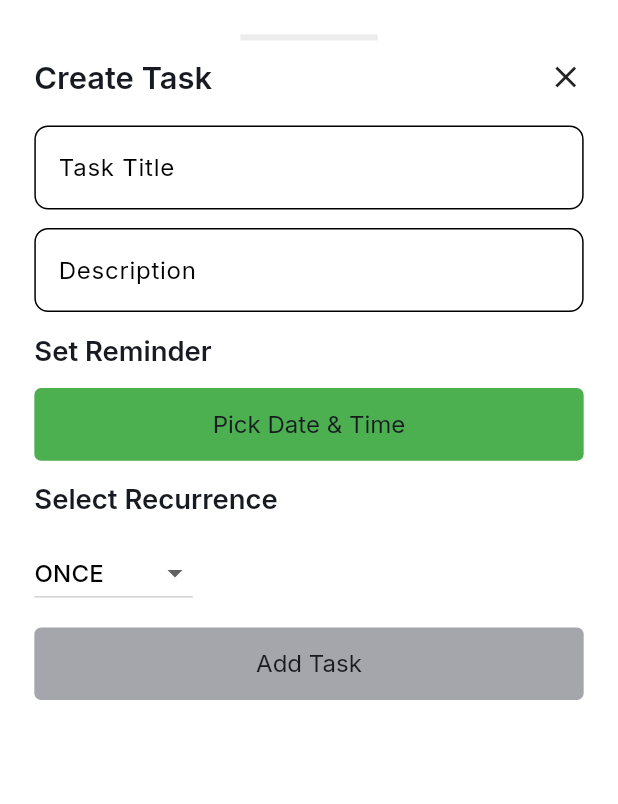
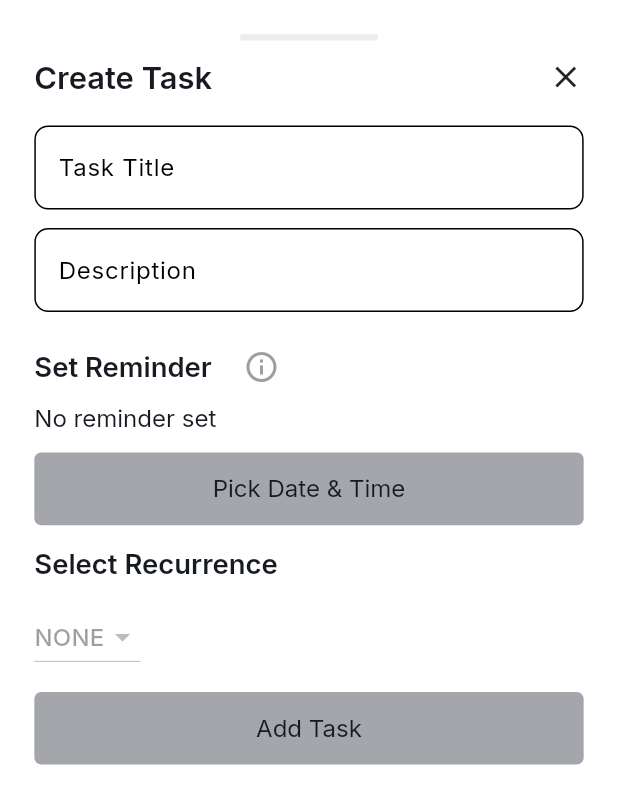
Before and after one commit to shubhamshree2001/turnotask, a Flutter app: the CreateTaskBottomSheet widget shown alone on an empty page, opened directly, on a phone screen of 412 x 824 dp. Shown: the top 804 px of the screen. Run offline on Flutter 3.47's test engine with Material 3 defaults, Android fonts, the phone set to English and light mode, and no system bars; our stand-ins replace bloc, copy_with_extension, equatable, flutter_bloc, flutter_screenutil, flutter_svg and 6 more; accounts and stored records are empty.

Commit message:
ui modification

```diff
--- a/lib/data/cache/task_cache_manager.dart
+++ b/lib/data/cache/task_cache_manager.dart
@@ -70,10 +70,11 @@ class TaskCacheManager {
     final now = DateTime.now();
 
     for (var task in tasks) {
-      if (!task.isCompleted && task.dateTime.isAfter(now)) {
+      final reminderDate = task.dateTime;
+
+      if (reminderDate != null && !task.isCompleted && reminderDate.isAfter(now)) {
         await NotificationHelper.scheduleNotification(task: task);
       }
-      // else skip tasks in the past
     }
   }
 }
--- a/lib/data/theme/app_colours.dart
+++ b/lib/data/theme/app_colours.dart
@@ -1,6 +1,9 @@
 import 'package:flutter/material.dart';
 
 class AppColors {
+  static const Color primaryColor = Color(0xff80D112);
+
+
   static const bgColor = Color(0xffffffff);
   static const colorNeutral50 = Color(0XFFFFFFFF);
   static const colorNeutral100 = Color(0XFFF7F7F7);
@@ -13,29 +16,8 @@ class AppColors {
   static const colorNeutral800 = Color(0XFF31353B);
   static const colorNeutral900 = Color(0xff171B21);
 
-  static const primary50 = Color(0XFFC7DCFC);
-  static const primary100 = Color(0XFF91BAF9);
-  static const primary200 = Color(0XFF5D98F8);
-  static const primary300 = Color(0XFF2E6CEC);
-  static const primary400 = Color(0XFF265BC5);
-  static const primary500 = Color(0XFF004497);
-  static const primary600 = Color(0XFF143676);
-  static const primary700 = Color(0XFF0B244F);
-  static const primary800 = Color(0XFF041227);
-  static const primary900 = Color(0XFF020913);
 
-  static const primaryDark50 = Color(0XFFC7DCFC);
-  static const primaryDark100 = Color(0XFF91BAF9);
-  static const primaryDark200 = Color(0XFF5D98F8);
-  static const primaryDark300 = Color(0XFF2E6CEC);
-  static const primaryDark400 = Color(0XFF265BC5);
-  static const primaryDark500 = Color(0XFF004497);
-  static const primaryDark600 = Color(0XFF143676);
-  static const primaryDark700 = Color(0XFF0B244F);
-  static const primaryDark800 = Color(0XFF041227);
-  static const primaryDark900 = Color(0XFF020913);
-
-  static const bgColorDark = Color(0xff05080F);
+  static const Color backgroundDark = Color(0xff303030);
   static const colorNeutralDark50 = Color(0XFF05080F);
   static const colorNeutralDark100 = Color(0XFF0F131C);
   static const colorNeutralDark200 = Color(0XFF171B22);
--- a/lib/data/theme/app_theme.dart
+++ b/lib/data/theme/app_theme.dart
@@ -5,33 +5,55 @@ import 'package:turnotask/data/theme/app_colours.dart';
 import 'package:turnotask/data/values/text_styles.dart';
 
 class AppTheme {
+  static MaterialColor generateMaterialColor(Color color) {
+    return MaterialColor(
+      color.value,
+      <int, Color>{
+        50: _tintColor(color, 0.9),
+        100: _tintColor(color, 0.8),
+        200: _tintColor(color, 0.6),
+        300: _tintColor(color, 0.4),
+        400: _tintColor(color, 0.2),
+        500: color,
+        600: _shadeColor(color, 0.1),
+        700: _shadeColor(color, 0.2),
+        800: _shadeColor(color, 0.3),
+        900: _shadeColor(color, 0.4),
+      },
+    );
+  }
+
+  static Color _tintColor(Color color, double factor) => Color.fromRGBO(
+    color.red + ((255 - color.red) * factor).round(),
+    color.green + ((255 - color.green) * factor).round(),
+    color.blue + ((255 - color.blue) * factor).round(),
+    1,
+  );
+
+  static Color _shadeColor(Color color, double factor) => Color.fromRGBO(
+    (color.red * (1 - factor)).round(),
+    (color.green * (1 - factor)).round(),
+    (color.blue * (1 - factor)).round(),
+    1,
+  );
+
+
   static final darkTheme = ThemeData(
     fontFamily: 'Inter',
-    primaryColor: AppColors.primaryDark50,
+    primaryColor: AppColors.primaryColor,
     colorScheme: const ColorScheme.dark(
-      primary: AppColors.primaryDark400,
+      primary: AppColors.primaryColor,
       secondary: AppColors.colorNeutralDark300,
-      surface: AppColors.bgColorDark,
+      surface: AppColors.backgroundDark,
       error: Colors.red,
     ),
     primarySwatch:
-        MaterialColor(AppColors.primaryDark400.toARGB32(), const <int, Color>{
-          50: AppColors.primaryDark50,
-          100: AppColors.primaryDark100,
-          200: AppColors.primaryDark200,
-          300: AppColors.primaryDark300,
-          400: AppColors.primaryDark400,
-          500: AppColors.primaryDark500,
-          600: AppColors.primaryDark600,
-          700: AppColors.primaryDark700,
-          800: AppColors.primaryDark800,
-          900: AppColors.primaryDark900,
-        }),
+    generateMaterialColor(AppColors.primaryColor),
     brightness: Brightness.dark,
     textSelectionTheme: const TextSelectionThemeData(
       cursorColor: AppColors.colorNeutralDark700,
-      selectionColor: AppColors.primaryDark100,
-      selectionHandleColor: AppColors.primaryDark300,
+      selectionColor: AppColors.primaryColor,
+      selectionHandleColor: AppColors.primaryColor,
     ),
     useMaterial3: true,
     textTheme: TextTheme(
@@ -42,7 +64,7 @@ class AppTheme {
     ),
     elevatedButtonTheme: ElevatedButtonThemeData(
       style: ElevatedButton.styleFrom(
-        backgroundColor: AppColors.primaryDark400,
+        backgroundColor: AppColors.primaryColor,
         textStyle: TurnoTextStyle.aller14Inter600,
         shape: RoundedRectangleBorder(borderRadius: BorderRadius.circular(4.w)),
       ),
@@ -54,12 +76,12 @@ class AppTheme {
       ),
       focusedBorder: OutlineInputBorder(
         borderRadius: BorderRadius.circular(8.w),
-        borderSide: const BorderSide(color: AppColors.primaryDark100),
+        borderSide: const BorderSide(color: AppColors.primaryColor),
       ),
     ),
-    scaffoldBackgroundColor: AppColors.bgColorDark,
+    scaffoldBackgroundColor: AppColors.backgroundDark,
     appBarTheme: AppBarTheme(
-      backgroundColor: AppColors.bgColorDark,
+      backgroundColor: AppColors.primaryColor.withOpacity(0.4),
       titleTextStyle: TurnoTextStyle.aller18Inter600,
       systemOverlayStyle: SystemUiOverlayStyle.light,
       elevation: 0,
@@ -72,31 +94,20 @@ class AppTheme {
 
   static final lightTheme = ThemeData(
     fontFamily: 'Inter',
-    primaryColor: AppColors.primary400,
+    primaryColor: AppColors.primaryColor,
     colorScheme: const ColorScheme.light(
-      primary: AppColors.primary400,
+      primary: AppColors.primaryColor,
       secondary: AppColors.colorNeutral300,
       surface: AppColors.bgColor,
       error: Colors.red,
     ),
     primarySwatch:
-        MaterialColor(AppColors.primary400.toARGB32(), const <int, Color>{
-          50: AppColors.primary50,
-          100: AppColors.primary100,
-          200: AppColors.primary200,
-          300: AppColors.primary300,
-          400: AppColors.primary400,
-          500: AppColors.primary500,
-          600: AppColors.primary600,
-          700: AppColors.primary700,
-          800: AppColors.primary800,
-          900: AppColors.primary900,
-        }),
+    generateMaterialColor(AppColors.primaryColor),
     brightness: Brightness.light,
     textSelectionTheme: const TextSelectionThemeData(
       cursorColor: AppColors.colorNeutral700,
-      selectionColor: AppColors.primary100,
-      selectionHandleColor: AppColors.primary300,
+      selectionColor: AppColors.primaryColor,
+      selectionHandleColor: AppColors.primaryColor,
     ),
     useMaterial3: true,
     textTheme: TextTheme(
@@ -107,7 +118,7 @@ class AppTheme {
     ),
     elevatedButtonTheme: ElevatedButtonThemeData(
       style: ElevatedButton.styleFrom(
-        backgroundColor: AppColors.primary400,
+        backgroundColor: AppColors.primaryColor,
         textStyle: TurnoTextStyle.aller14Inter600,
         shape: RoundedRectangleBorder(borderRadius: BorderRadius.circular(4.w)),
       ),
@@ -119,7 +130,7 @@ class AppTheme {
       ),
       focusedBorder: OutlineInputBorder(
         borderRadius: BorderRadius.circular(8.w),
-        borderSide: const BorderSide(color: AppColors.primary100),
+        borderSide: const BorderSide(color: AppColors.primaryColor),
       ),
     ),
     scaffoldBackgroundColor: AppColors.bgColor,
--- a/lib/modules/home/bloc/home_state.dart
+++ b/lib/modules/home/bloc/home_state.dart
@@ -8,14 +8,18 @@ class HomeState extends Equatable {
   final Recurrence selectedRecurrence;
   final List<Task> allTask;
   final bool hasNotificationPermission;
+  final String? title;
+  final String? desc;
 
   const HomeState({
     this.isLoading = false,
     this.error,
     this.selectedDateTime,
-    this.selectedRecurrence = Recurrence.once,
+    this.selectedRecurrence = Recurrence.none,
     this.allTask = const [],
     this.hasNotificationPermission = false,
+    this.title,
+    this.desc,
   });
 
   @override
@@ -26,5 +30,7 @@ class HomeState extends Equatable {
     selectedRecurrence,
     allTask,
     hasNotificationPermission,
+    title,
+    desc
   ];
 }
--- a/lib/modules/home/model/task_model.dart
+++ b/lib/modules/home/model/task_model.dart
@@ -1,10 +1,10 @@
-enum Recurrence { once, daily, weekly, monthly }
+enum Recurrence { none,once, daily, weekly, monthly }
 
 class Task {
   final int id;
   final String title;
   final String description;
-  final DateTime dateTime;
+  final DateTime? dateTime;
   bool isCompleted;
   DateTime? completionTime;
   final Recurrence recurrence;
@@ -13,9 +13,9 @@ class Task {
     required this.id,
     required this.title,
     required this.description,
-    required this.dateTime,
+    this.dateTime,
     this.isCompleted = false,
     this.completionTime,
-    this.recurrence = Recurrence.once,
+    this.recurrence = Recurrence.none,
   });
 }
--- a/lib/modules/home/ui/screens/splash_screen.dart
+++ b/lib/modules/home/ui/screens/splash_screen.dart
@@ -65,7 +65,7 @@ class _SplashScreenState extends State<SplashScreen> {
     return Scaffold(
       backgroundColor: context.isLightTheme
           ? AppColors.bgColor
-          : AppColors.bgColorDark,
+          : AppColors.backgroundDark,
       body: Center(
         child: Text(
           'TURNO TASK',
--- a/lib/modules/home/ui/widgets/create_task_bottomsheet.dart
+++ b/lib/modules/home/ui/widgets/create_task_bottomsheet.dart
@@ -9,8 +9,10 @@ import 'package:turnotask/data/theme/app_colours.dart';
 import 'package:turnotask/data/theme/app_theme.dart';
 import 'package:turnotask/modules/home/bloc/home_cubit.dart';
 import 'package:turnotask/modules/home/model/task_model.dart';
+import 'package:turnotask/modules/home/ui/widgets/notification_permission_dialogue.dart';
 import 'package:turnotask/modules/home/ui/widgets/primary_cta.dart';
 import 'package:turnotask/widgets/bottom_sheet_mainframe.dart';
+import 'package:turnotask/widgets/kapp_widget.dart';
 
 class CreateTaskBottomSheet extends StatefulWidget {
   const CreateTaskBottomSheet({super.key});
@@ -29,6 +31,11 @@ class _CreateTaskBottomSheetState extends State<CreateTaskBottomSheet> {
     final HomeCubit homeCubit = context.read<HomeCubit>();
     return BlocBuilder<HomeCubit, HomeState>(
       builder: (context, state) {
+        final hasNotificationPermission = state.hasNotificationPermission;
+        final canScheduleReminder =
+            !Platform.isAndroid || hasNotificationPermission;
+
+        final hasReminder = homeCubit.state.selectedDateTime != null;
         return BottomSheetMainFrame(
           label: getSheetTitle(),
           initialChildSize: 0.7,
@@ -42,19 +49,51 @@ class _CreateTaskBottomSheetState extends State<CreateTaskBottomSheet> {
                 Gap(16.h),
                 TextField(
                   controller: homeCubit.titleController,
+                  onChanged: homeCubit.updateTaskTitle,
                   decoration: const InputDecoration(labelText: 'Task Title'),
                 ),
                 Gap(12.h),
                 TextField(
                   controller: homeCubit.descriptionController,
+                  onChanged: homeCubit.updateTaskTitle,
                   decoration: const InputDecoration(labelText: 'Description'),
                 ),
                 Gap(12.h),
+                Row(
+                  mainAxisAlignment: MainAxisAlignment.start,
+                  children: [
                     Text(
-                  homeCubit.state.selectedDateTime == null
-                      ? 'Set Reminder'
-                      : homeCubit.state.selectedDateTime.toString(),
+                      'Set Reminder',
                       style: context.textTheme.labelLarge?.withAdaptiveColor(
+                        context,
+                        lightColor: AppColors.colorNeutral900,
+                        darkColor: AppColors.colorNeutralDark900,
+                      ),
+                    ),
+                    if (!canScheduleReminder)...[
+                      Gap(8.w),
+                      IconButton(
+                        icon: const Icon(Icons.info_outline, color: Colors.grey),
+                        onPressed: () {
+                          kAppShowDialog(
+                            context,
+                            whenComplete: () {},
+                            builder: (dialogContext) {
+                              return NotificationPermissionDialogue(
+                                dialogContext: dialogContext,
+                              );
+                            },
+                          );
+                        },
+                      ),
+                    ]
+                  ],
+                ),
+                Text(
+                  homeCubit.state.selectedDateTime != null
+                      ? homeCubit.state.selectedDateTime.toString()
+                      : 'No reminder set',
+                  style: context.textTheme.bodySmall?.withAdaptiveColor(
                     context,
                     lightColor: AppColors.colorNeutral900,
                     darkColor: AppColors.colorNeutralDark900,
@@ -75,12 +114,20 @@ class _CreateTaskBottomSheetState extends State<CreateTaskBottomSheet> {
                   ),
                 ],
                 Gap(12.h),
+                if (canScheduleReminder) ...[
                   PrimaryCta(
                     onTap: () {
                       _pickDateTime(context, homeCubit);
                     },
                     label: 'Pick Date & Time',
                   ),
+                ] else ...[
+                  PrimaryCta(
+                    isButtonDisable: true,
+                    onTap: () {},
+                    label: 'Pick Date & Time',
+                  ),
+                ],
                 Gap(12.h),
                 Text(
                   'Select Recurrence',
@@ -93,25 +140,28 @@ class _CreateTaskBottomSheetState extends State<CreateTaskBottomSheet> {
                 Gap(12.h),
                 DropdownButton<Recurrence>(
                   value: homeCubit.state.selectedRecurrence,
-                  items: Recurrence.values.map((r) {
+                  items: homeCubit.state.selectedDateTime != null
+                      ? Recurrence.values.where((r) => r != Recurrence.none).map((r) {
                     return DropdownMenuItem(
                       value: r,
                       child: Text(r.name.toUpperCase()),
                     );
-                  }).toList(),
-                  onChanged: (value) =>
-                      homeCubit.setSelectedRecurrenceForTask(value!),
+                  }).toList()
+                      : [
+                    DropdownMenuItem(
+                      value: Recurrence.none,
+                      child: const Text('NONE'),
+                    )
+                  ],
+                  onChanged: homeCubit.state.selectedDateTime != null
+                      ? (value) => homeCubit.setSelectedRecurrenceForTask(value!)
+                      : null,
                 ),
                 Gap(12.h),
                 PrimaryCta(
-                  isButtonDisable:
-                      homeCubit.titleController.text.isEmpty ||
+                  isButtonDisable: homeCubit.titleController.text.isEmpty ||
                       homeCubit.descriptionController.text.isEmpty ||
-                      homeCubit.state.selectedDateTime == null ||
-                      (homeCubit.state.selectedDateTime != null &&
-                          homeCubit.state.selectedDateTime!.isBefore(
-                            DateTime.now(),
-                          )),
+                      (homeCubit.state.selectedDateTime != null && homeCubit.state.selectedDateTime!.isBefore(DateTime.now())),
                   onTap: () async {
                     await homeCubit.addTask(context);
                   },
--- a/lib/modules/home/ui/widgets/primary_cta.dart
+++ b/lib/modules/home/ui/widgets/primary_cta.dart
@@ -41,7 +41,7 @@ class PrimaryCta extends StatelessWidget {
             style: context.textTheme.bodySmall?.withAdaptiveColor(
               context,
               lightColor: AppColors.colorNeutral900,
-              darkColor: AppColors.colorNeutralDark900,
+              darkColor: isButtonDisable ? AppColors.colorNeutralDark900 :AppColors.colorNeutral900 ,
             ),
           ),
         ),
@@ -82,8 +82,8 @@ class SecondaryCta extends StatelessWidget {
             label.toString(),
             style: context.textTheme.bodyLarge?.withAdaptiveColor(
               context,
-              lightColor: AppColors.primary400,
-              darkColor: AppColors.primary400,
+              lightColor: AppColors.primaryColor,
+              darkColor: AppColors.primaryColor,
             ),
           ),
         ),
--- a/lib/modules/home/ui/widgets/set_app_theme_bottomsheet.dart
+++ b/lib/modules/home/ui/widgets/set_app_theme_bottomsheet.dart
@@ -38,7 +38,7 @@ class _SetAppThemeBottomSheetState extends State<SetAppThemeBottomSheet> {
                 }[option]!;
                 return RadioListTile<ThemeModeOption>(
                   value: option,
-                  activeColor: AppColors.primary200,
+                  activeColor: AppColors.primaryColor,
                   groupValue: context.watch<ThemeCubit>().state.themeMode,
                   onChanged: (v) {
                     context.read<ThemeCubit>().setThemeMode(v!);
--- a/lib/services/notification_helper.dart
+++ b/lib/services/notification_helper.dart
@@ -43,7 +43,7 @@ class NotificationHelper {
       'id': task.id,
       'title': task.title,
       'body': task.description,
-      'timestamp': task.dateTime.millisecondsSinceEpoch,
+      'timestamp': task.dateTime?.millisecondsSinceEpoch,
       'repeatInterval': task.recurrence.name ?? 'once',
     });
   }
@@ -53,7 +53,7 @@ class NotificationHelper {
       'id': task.id.toString(),
       'title': task.title,
       'body': task.description,
-      'timestamp': task.dateTime.millisecondsSinceEpoch.toDouble(),
+      'timestamp': task.dateTime?.millisecondsSinceEpoch.toDouble(),
       'repeatInterval': task.recurrence.name ?? 'once',
     });
   }
--- a/lib/widgets/bottom_sheet_mainframe.dart
+++ b/lib/widgets/bottom_sheet_mainframe.dart
@@ -42,7 +42,7 @@ class BottomSheetMainFrame extends StatelessWidget {
           decoration: BoxDecoration(
             color: context.isLightTheme
                 ? AppColors.white
-                : AppColors.bgColorDark,
+                : AppColors.backgroundDark,
             borderRadius: BorderRadius.vertical(top: Radius.circular(24.r)),
           ),
           child: Column(
```
Also changed, not shown: lib/modules/home/bloc/home_cubit.dart (+39 -13 lines), lib/modules/home/model/task_respnse_hive_adaptor.dart (+29 -10 lines), lib/modules/home/ui/screens/home_screen.dart (+92 -62 lines), lib/modules/home/bloc/home_cubit.g.dart, 2 other files. Lines whose indentation alone changed are shown as unchanged.
